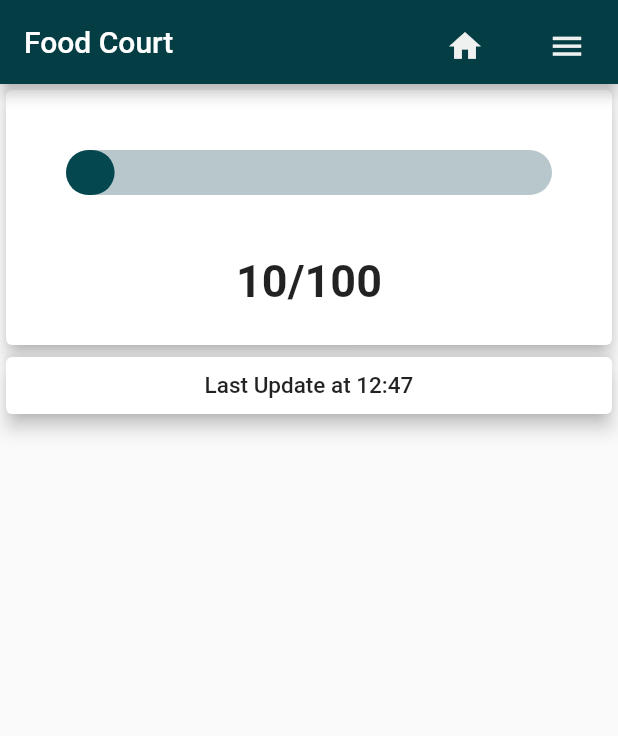
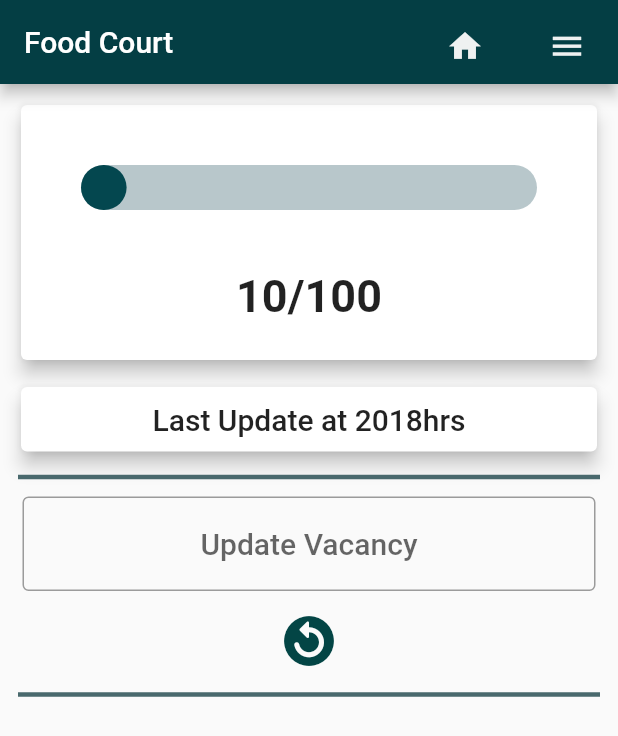
Before and after one commit to Prabha713d/Seat-Venumma, a Flutter app: the screen it shows after launch, after a tap on "Electrical Sciences Block", after a tap on "Food Court", on a phone screen of 412 x 824 dp. Shown: the top 736 px of the screen. Run offline on Flutter 3.47's test engine with Material 2 defaults, Android fonts, the phone set to English and light mode, and no system bars; drawn by our look-alikes of percent_indicator; missing offline and left inert: dart:ffi; Roboto replaces fonts that are missing (Galliard BT).

Commit message:
User inputs for vacancy

```diff
--- a/lib/buildingDetails.dart
+++ b/lib/buildingDetails.dart
@@ -1,72 +1,83 @@
-class BuildingDetails {
-  final buildings = {
-    'Seat Venumma': [
-      'ESB',
-      'CRC',
-      'HSB',
-      'NAC',
-      'Library',
-      'RJN',
-      'RMN',
-    ],
-    'Category Page': [
+var details = [
+  {
+    'Name': 'Electrical Sciences Block',
+    'Rooms': {
+      'Foyer': [10, 100, DateTime.parse('1969-07-20 20:18:04Z')],
+      'Food Court': [10, 100, DateTime.parse('1969-07-20 20:18:04Z')],
+      'Gazebo': [10, 100, DateTime.parse('1969-07-20 20:18:04Z')],
+    },
+    'Usage': [
       'Study',
       'Meetings',
+    ],
+  },
+  {
+    'Name': 'Classroom Complex',
+    'Rooms': {
+      'CRC101': [10, 100, DateTime.parse('1969-07-20 20:18:04Z')],
+      'CRC102': [10, 100, DateTime.parse('1969-07-20 20:18:04Z')],
+      'CRC103': [10, 100, DateTime.parse('1969-07-20 20:18:04Z')],
+      'CRC201': [10, 100, DateTime.parse('1969-07-20 20:18:04Z')],
+      'CRC202': [10, 100, DateTime.parse('1969-07-20 20:18:04Z')],
+      'CRC203': [10, 100, DateTime.parse('1969-07-20 20:18:04Z')],
+    },
+    'Usage': [
+      'Study',
       'Events',
     ],
-    'ESB': [
-      'Foyer',
-      'Gazebo',
-      'Food Court',
+  },
+  {
+    'Name': 'Humanity Sciences Block',
+    'Rooms': {
+      'Gandhi Hall': [10, 100, DateTime.parse('1969-07-20 20:18:04Z')],
+      'Central Lecture Theatre': [
+        10,
+        100,
+        DateTime.parse('1969-07-20 20:18:04Z')
+      ],
+      'HSB133': [10, 100, DateTime.parse('1969-07-20 20:18:04Z')],
+    },
+    'Usage': [
+      'Events',
+      'Meetings',
     ],
-    'HSB': [
-      'HSB133',
-      'Gandhi Hall',
-      'CLT',
+  },
+  {
+    'Name': 'Ramanujan Block',
+    'Rooms': {
+      'RJN101': [10, 100, DateTime.parse('1969-07-20 20:18:04Z')],
+      'RJN102': [10, 100, DateTime.parse('1969-07-20 20:18:04Z')],
+      'RJN201': [10, 100, DateTime.parse('1969-07-20 20:18:04Z')],
+      'RJN202': [10, 100, DateTime.parse('1969-07-20 20:18:04Z')],
+    },
+    'Usage': [
+      'Events',
+      'Meetings',
     ],
-    'NAC': [
-      'Garage',
-      'NAC314',
-      'CDC',
+  },
+  {
+    'Name': 'Raman Block',
+    'Rooms': {
+      'RMN101': [10, 100, DateTime.parse('1969-07-20 20:18:04Z')],
+      'RMN102': [10, 100, DateTime.parse('1969-07-20 20:18:04Z')],
+      'RMN201': [10, 100, DateTime.parse('1969-07-20 20:18:04Z')],
+      'RMN202': [10, 100, DateTime.parse('1969-07-20 20:18:04Z')],
+    },
+    'Usage': [
+      'Events',
+      'Meetings',
     ],
-    'Library': [
-      'Thrid Floor',
-      'Second Floor',
-      'First Floor',
+  },
+  {
+    'Name': 'Central Library',
+    'Rooms': {
+      'Ground Floor': [10, 100, DateTime.parse('1969-07-20 20:18:04Z')],
+      'First Floor': [10, 100, DateTime.parse('1969-07-20 20:18:04Z')],
+      'Second Floor': [10, 100, DateTime.parse('1969-07-20 20:18:04Z')],
+      'Third Floor': [10, 100, DateTime.parse('1969-07-20 20:18:04Z')],
+    },
+    'Usage': [
+      'Study',
     ],
-    'CRC': [
-      'CRC101',
-      'CRC102',
-      'CRC103',
-    ],
-    'RMN': [
-      'RMN101',
-      'RMN102',
-      'RMN201',
-      'RMN202',
-    ],
-    'RJN': [
-      'RJN101',
-      'RJN102',
-      'RJN201',
-      'RJN202',
-    ],
-    'Study': [
-      'ESB',
-      'CRC',
-      'Library',
-      'NAC',
-    ],
-    'Meetings': [
-      'ESB',
-      'RJN',
-      'RMN',
-    ],
-    'Events': [
-      'CRC',
-      'HSB',
-      'RJN',
-      'RMN',
-    ],
-  };
-}
+  },
+];
--- a/lib/buildingDetailsStore.dart
+++ b/lib/buildingDetailsStore.dart
@@ -1,7 +1,11 @@
 //the class currently storing the data.
 
+import 'package:flutter/material.dart';
+
+import 'buildingDetails.dart' as bd;
+
 class BuildingDetailsStore {
-  final details = [
+  var details = [
     {
       'Name': 'Electrical Sciences Block',
       'Rooms': {
@@ -94,8 +98,8 @@ class BuildingDetailsStore {
   }
 
   int indexFinder(var needle) {
-    for (int i = 0; i < details.length; i++) {
-      if (details[i]['Name'] == needle) {
+    for (int i = 0; i < bd.details.length; i++) {
+      if (bd.details[i]['Name'] == needle) {
         return i;
       }
     }
@@ -113,21 +117,40 @@ class BuildingDetailsStore {
   }
 
   List roomDetailSearcher(String roomName) {
-    for (int i = 0; i < details.length; i++) {
-      if (inMap(details[i]['Rooms'] as Map, roomName).isNotEmpty) {
-        return (inMap(details[i]['Rooms'] as Map, roomName));
+    for (int i = 0; i < bd.details.length; i++) {
+      if (inMap(bd.details[i]['Rooms'] as Map, roomName).isNotEmpty) {
+        print(inMap(bd.details[i]['Rooms'] as Map, roomName));
+        return (inMap(bd.details[i]['Rooms'] as Map, roomName));
       }
     }
 
     return [];
   }
+
+  void vacancyUpdate(String roomName, int newVacancy) {
+    print("reached" + roomName);
+    for (int i = 0; i < bd.details.length; i++) {
+      List reader = inMap(bd.details[i]['Rooms'] as Map, roomName);
+      print(reader);
+      if (reader.isNotEmpty) {
+        print("found");
+        if (newVacancy <= reader[1]) {
+          var temp = bd.details[i]['Rooms'] as Map;
+          temp[roomName][0] = newVacancy;
+          temp[roomName][2] = DateTime.now();
+          print(temp);
+          bd.details[i]['Rooms'] = temp;
+        }
+      }
+    }
+  }
   //when an object is created to this class, a bunch of lists are intialized.
   //ideally when the backend is constructed, this code should read from there and generate the same lists.
 
   BuildingDetailsStore() {
-    for (int i = 0; i < details.length; i++) {
-      var buildName = details[i]['Name'];
-      List buildUsage = details[i]['Usage'] as List;
+    for (int i = 0; i < bd.details.length; i++) {
+      var buildName = bd.details[i]['Name'];
+      List buildUsage = bd.details[i]['Usage'] as List;
 
       //adding to overall list of building names
       buildings.add(buildName as String);
--- /dev/null
+++ b/lib/page.dart
@@ -0,0 +1 @@
+String page = "Seat Venumma";
--- /dev/null
+++ b/lib/reloadVacancy.dart
@@ -0,0 +1,35 @@
+import 'package:flutter/src/widgets/container.dart';
+import 'package:flutter/src/widgets/framework.dart';
+
+import 'package:flutter/material.dart';
+import 'package:testapp/vacancyTrack.dart';
+
+import 'buildingDetailsStore.dart';
+
+class ReloadVacancy extends StatelessWidget {
+  @override
+  final Function reload;
+
+  ReloadVacancy({
+    required this.reload,
+  });
+
+  void updateData() {}
+
+  Widget build(BuildContext context) {
+    return Container(
+      margin: EdgeInsets.all(0),
+      child: IconButton(
+        iconSize: 40,
+        color: Color.fromARGB(255, 72, 112, 112),
+        splashColor: Color.fromARGB(255, 94, 135, 135),
+        splashRadius: 20,
+        icon: Icon(
+          Icons.replay_circle_filled_rounded,
+          color: Color.fromARGB(255, 3, 69, 69),
+        ),
+        onPressed: () => reload(),
+      ),
+    );
+  }
+}
--- a/lib/roomDescription.dart
+++ b/lib/roomDescription.dart
@@ -5,7 +5,7 @@ import 'package:flutter/material.dart';
 
 class RoomDescription extends StatelessWidget {
   @override
-  final String timeUpdated;
+  final DateTime timeUpdated;
 
   RoomDescription({
     required this.timeUpdated,
@@ -17,11 +17,13 @@ class RoomDescription extends StatelessWidget {
       margin: EdgeInsets.all(10),
       alignment: Alignment.topCenter,
       child: Text(
-        ("Last Update at " + timeUpdated),
+        ("Last Update at " +
+            (timeUpdated.hour * 100 + timeUpdated.minute).toString() +
+            "hrs"),
         textAlign: TextAlign.start,
         style: TextStyle(
           fontWeight: FontWeight.w500,
-          fontSize: 15.0,
+          fontSize: 20.0,
           fontFamily: 'Galliard BT',
         ),
       ),
--- a/lib/vacancyTrack.dart
+++ b/lib/vacancyTrack.dart
@@ -4,8 +4,10 @@ import 'package:flutter/src/widgets/framework.dart';
 import 'package:flutter/material.dart';
 import 'package:percent_indicator/circular_percent_indicator.dart';
 
+import 'vacancyUpdateForm.dart';
 import 'vacancyIndicator.dart';
 import 'roomDescription.dart';
+import 'page.dart' as pg;
 
 class VacancyTrack extends StatelessWidget {
   //final String page;
@@ -20,15 +22,35 @@ class VacancyTrack extends StatelessWidget {
 
   @override
   Widget build(BuildContext context) {
+    pg.page = page;
     return Column(
       children: [
-        Card(
-          elevation: 5,
-          child: VacancyIndicator(roomDetails),
+        Padding(
+          padding: EdgeInsets.fromLTRB(10, 10, 10, 5),
+          child: Card(
+            elevation: 5,
+            child: VacancyIndicator(roomDetails),
+          ),
         ),
-        Card(
-          elevation: 5,
-          child: RoomDescription(timeUpdated: roomDetails[2]),
+        Padding(
+          padding: EdgeInsets.fromLTRB(10, 5, 10, 5),
+          child: Card(
+            elevation: 5,
+            child: RoomDescription(timeUpdated: roomDetails[2]),
+          ),
+        ),
+        Divider(
+          indent: 12,
+          endIndent: 12,
+          thickness: 3,
+          color: Color.fromARGB(255, 73, 105, 109),
+        ),
+        VacancyUpdateForm(),
+        Divider(
+          indent: 12,
+          endIndent: 12,
+          thickness: 3,
+          color: Color.fromARGB(255, 73, 105, 109),
         ),
       ],
     );
--- /dev/null
+++ b/lib/vacancyUpdateForm.dart
@@ -0,0 +1,72 @@
+import 'package:flutter/material.dart';
+import 'package:testapp/buildSelection.dart';
+import 'package:testapp/buildingDetailsStore.dart';
+import 'package:testapp/reloadVacancy.dart';
+
+import 'page.dart' as pg;
+
+// Define a custom Form widget.
+class VacancyUpdateForm extends StatefulWidget {
+  const VacancyUpdateForm({super.key});
+
+  @override
+  VUFState createState() {
+    return VUFState();
+  }
+}
+
+// Define a corresponding State class.
+// This class holds data related to the form.
+class VUFState extends State<VacancyUpdateForm> {
+  // Create a global key that uniquely identifies the Form widget
+  // and allows validation of the form.
+  //
+  // Note: This is a `GlobalKey<FormState>`,
+  // not a GlobalKey<MyCustomFormState>.
+  final _formKey = GlobalKey<FormState>();
+  final TextEditingController _newVacancy = TextEditingController();
+
+  void vacancyUpdated(String newVacancy) {
+    setState(() {
+      BuildingDetailsStore obj = new BuildingDetailsStore();
+      obj.vacancyUpdate(pg.page, int.parse(newVacancy));
+    });
+  }
+
+  void reload() {
+    setState(() {});
+  }
+
+  @override
+  Widget build(BuildContext context) {
+    // Build a Form widget using the _formKey created above.
+    return Form(
+      key: _formKey,
+      child: Column(
+        children: <Widget>[
+          Padding(
+            padding: EdgeInsets.fromLTRB(15, 5, 15, 5),
+            child: TextFormField(
+              cursorHeight: 20,
+              controller: _newVacancy,
+              keyboardType: TextInputType.number,
+              scrollPadding: EdgeInsets.all(10),
+              textAlign: TextAlign.center,
+              onFieldSubmitted: (value) => vacancyUpdated(value),
+              style: TextStyle(
+                fontWeight: FontWeight.w500,
+                fontSize: 20.0,
+                fontFamily: 'Galliard BT',
+              ),
+              decoration: InputDecoration(
+                border: OutlineInputBorder(),
+                hintText: 'Update Vacancy',
+              ),
+            ),
+          ),
+          ReloadVacancy(reload: reload),
+        ],
+      ),
+    );
+  }
+}
```
